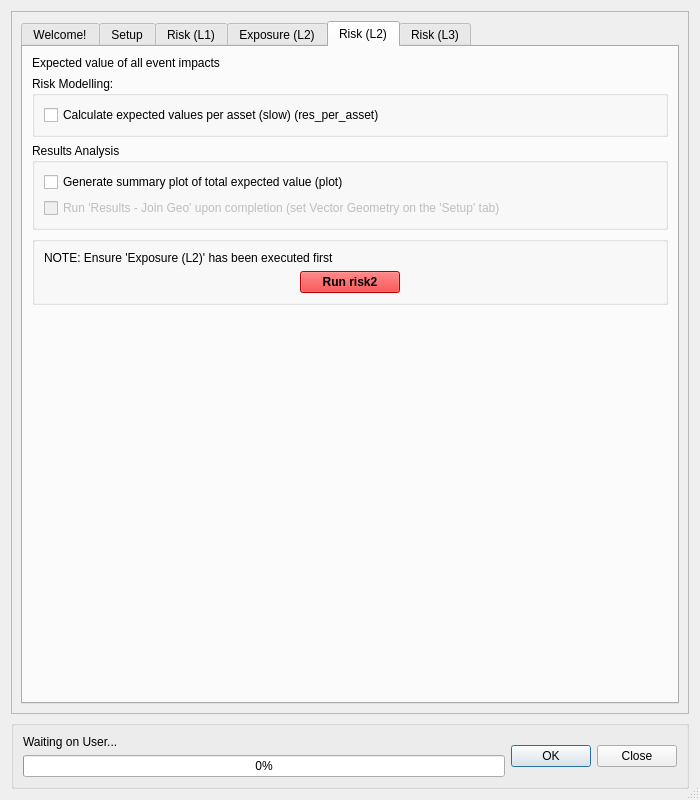
This is canflood/model/model.ui in NRCan/CanFlood as Qt 5 draws it before an edit. The edited form follows.
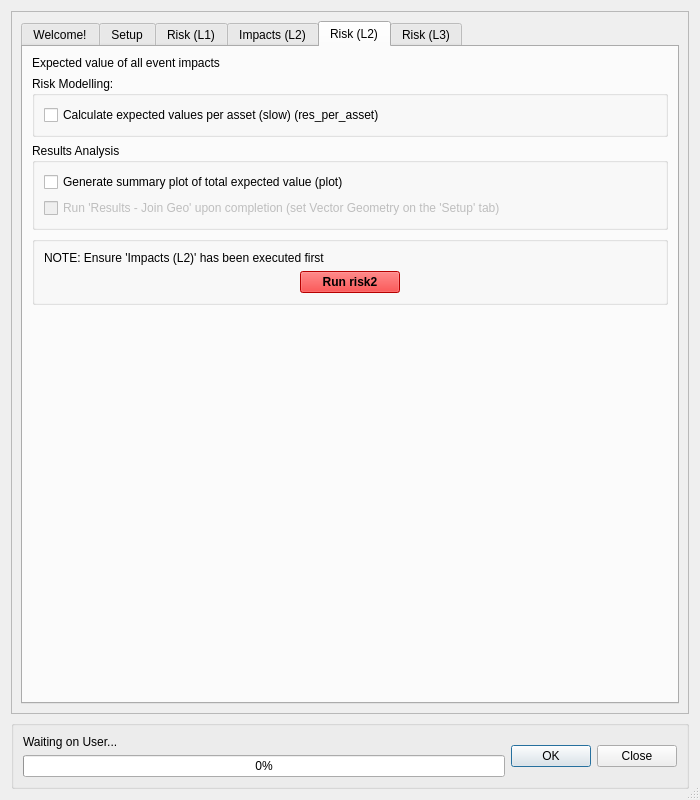
This is the edited form. The open tabs and pages were chosen to show the change. Icons and pictures are not drawn. Custom widgets are drawn as their Qt base class.

The edit to the form file:
```diff
--- a/canflood/model/model.ui
+++ b/canflood/model/model.ui
@@ -944,7 +944,7 @@
          </widget>
          <widget class="QWidget" name="tab_3">
           <attribute name="title">
-           <string>Exposure (L2)</string>
+           <string>Impacts (L2)</string>
           </attribute>
           <layout class="QVBoxLayout" name="verticalLayout_6">
            <item>
@@ -1510,7 +1510,7 @@
               <item>
                <widget class="QLabel" name="label_7">
                 <property name="text">
-                 <string>NOTE: Ensure 'Exposure (L2)' has been executed first</string>
+                 <string>NOTE: Ensure 'Impacts (L2)' has been executed first</string>
                 </property>
                </widget>
               </item>
```
